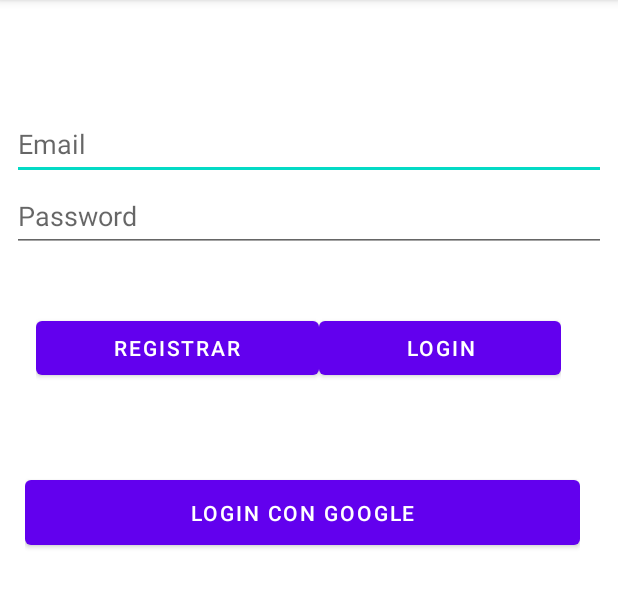
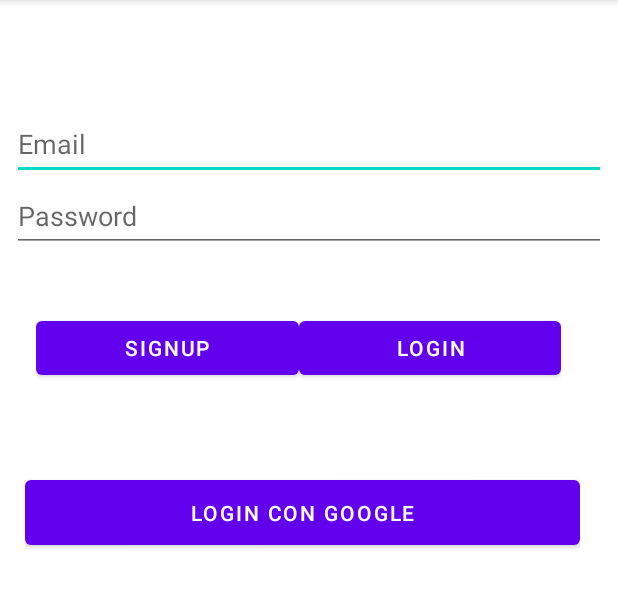
Before and after one commit to ChemaRuiz94/SiempreLlegasTarde, an Android app: the screen it shows after launch (LoginActivity), on a phone screen of 412 x 824 dp, the part 84-692 px from its top. Run offline under Robolectric (Android 15) with nearby library versions, the phone set to English and light mode, and no system bars.

Commit message:
Commit - SignUp (Diseño)

```diff
--- a/app/src/main/res/layout/activity_login.xml
+++ b/app/src/main/res/layout/activity_login.xml
@@ -29,7 +29,7 @@
             android:layout_width="match_parent"
             android:layout_height="wrap_content"
             android:ems="10"
-            android:hint="Email"
+            android:hint="@string/email"
             android:inputType="textEmailAddress"
             android:minHeight="48dp"
             tools:ignore="SpeakableTextPresentCheck" />
@@ -40,7 +40,7 @@
             android:layout_width="match_parent"
             android:layout_height="wrap_content"
             android:ems="10"
-            android:hint="Password"
+            android:hint="@string/Password"
             android:inputType="textPassword"
             android:minHeight="48dp"
             tools:ignore="SpeakableTextPresentCheck" />
@@ -64,7 +64,7 @@
                 android:layout_width="wrap_content"
                 android:layout_height="wrap_content"
                 android:layout_weight="1"
-                android:text="Registrar" />
+                android:text="@string/SignUp" />
 
             <Button
                 android:id="@+id/btLogin"
@@ -72,7 +72,7 @@
                 android:layout_width="wrap_content"
                 android:layout_height="wrap_content"
                 android:layout_weight="1"
-                android:text="Login" />
+                android:text="@string/Login" />
 
         </LinearLayout>
     </LinearLayout>
@@ -95,7 +95,7 @@
             android:layout_width="match_parent"
             android:layout_height="match_parent"
             android:layout_weight="1"
-            android:text="Login con Google"
+            android:text="@string/LoginGoogle"
             tools:ignore="TouchTargetSizeCheck" />
     </LinearLayout>
 
--- a/app/src/main/res/values/strings.xml
+++ b/app/src/main/res/values/strings.xml
@@ -1,3 +1,11 @@
 <resources>
     <string name="app_name">SiempreLlegasTarde</string>
+    <string name="email">Email</string>
+    <string name="UserName">UaserName</string>
+    <string name="Password">Password</string>
+    <string name="Telefono">Telefono</string>
+    <string name="Login">Login</string>
+    <string name="SignUp">SignUp</string>
+    <string name="LoginGoogle">Login con Google</string>
+    <string name="cerrarSesion">Cerrar Sesion</string>
 </resources>
```
Also changed, not shown: app/src/main/AndroidManifest.xml (+6 -5 lines), app/src/main/java/com/chema/siemprellegastarde/activities/SignUpActivity.kt (added, +12 -0 lines), app/src/main/res/layout/activity_sign_up.xml (added, +76 -0 lines).
